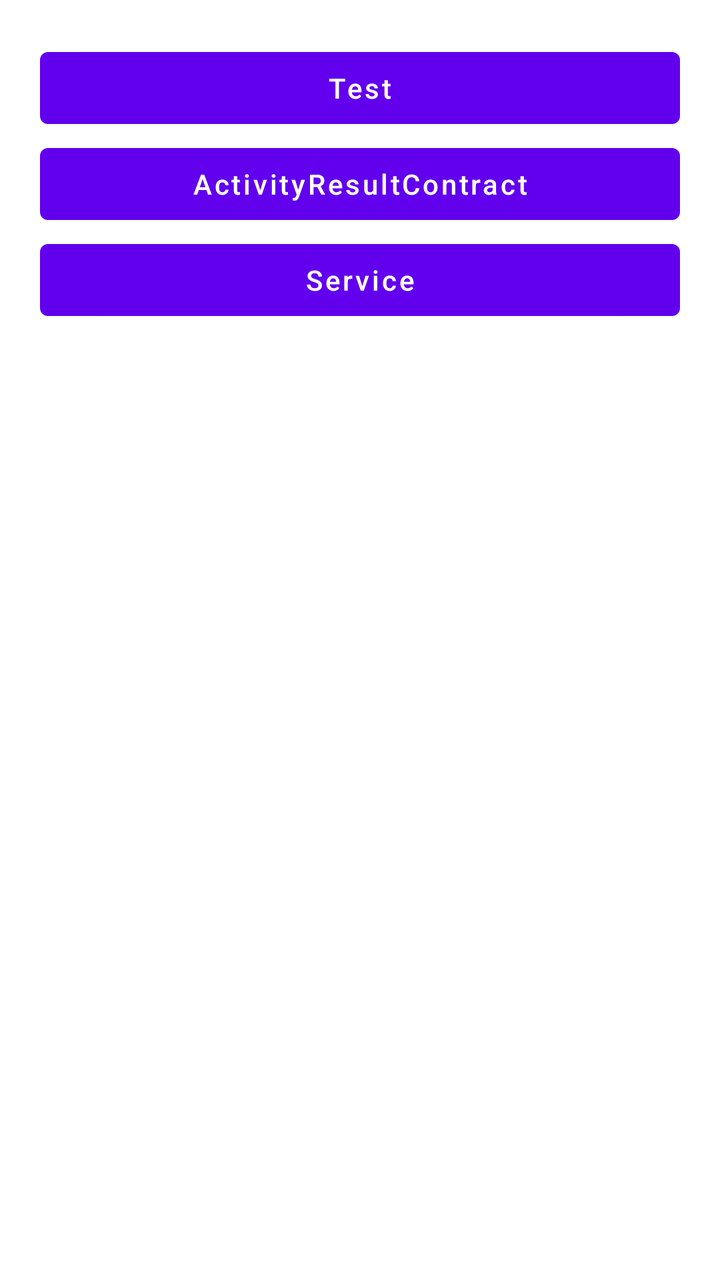
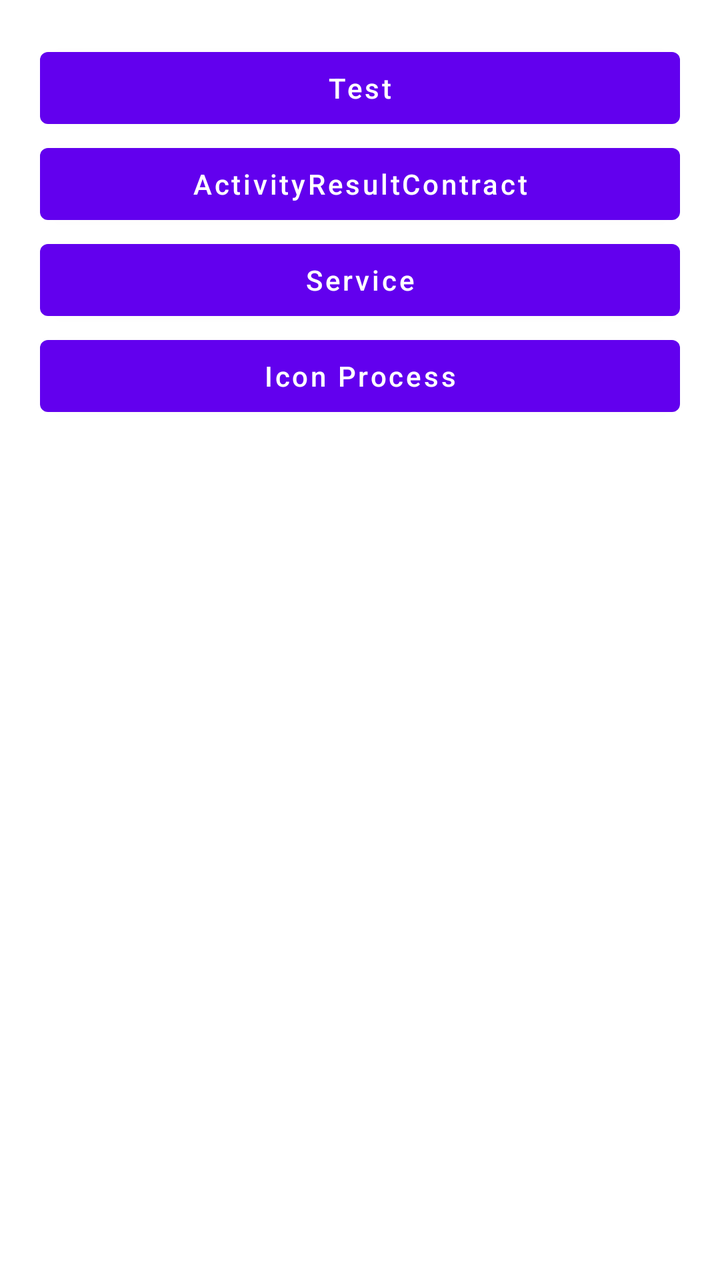

The first picture is an Android layout as it rendered before a commit; the second is the same layout after the commit. The layout source and the unified diff follow.
<!-- AndroidManifest.xml: application theme Theme.AndroidWidget -->
<!-- res/layout/activity_home.xml -->
<?xml version="1.0" encoding="utf-8"?>
<androidx.constraintlayout.widget.ConstraintLayout xmlns:android="http://schemas.android.com/apk/res/android"
    xmlns:tools="http://schemas.android.com/tools"
    android:layout_width="match_parent"
    android:layout_height="match_parent"
    tools:context=".module.home.HomeActivity">

    <androidx.core.widget.NestedScrollView
        android:layout_width="match_parent"
        android:layout_height="match_parent">

        <LinearLayout
            android:layout_width="match_parent"
            android:layout_height="wrap_content"
            android:orientation="vertical"
            android:padding="20dp">

            <Button
                android:id="@+id/buttonTest"
                android:layout_width="match_parent"
                android:layout_height="wrap_content"
                android:text="Test" />

            <Button
                android:id="@+id/buttonContract"
                android:layout_width="match_parent"
                android:layout_height="wrap_content"
                android:text="ActivityResultContract" />

            <Button
                android:id="@+id/buttonService"
                android:layout_width="match_parent"
                android:layout_height="wrap_content"
                android:text="Service" />
        </LinearLayout>
    </androidx.core.widget.NestedScrollView>
</androidx.constraintlayout.widget.ConstraintLayout>
<!-- resources referenced by this layout -->
<resources>
  <style name="Theme.AndroidWidget" parent="Theme.MaterialComponents.DayNight.DarkActionBar">
          
          <item name="colorPrimary">@color/purple_500</item>
          <item name="colorPrimaryVariant">@color/purple_700</item>
          <item name="colorOnPrimary">@color/white</item>
          
          <item name="colorSecondary">@color/teal_200</item>
          <item name="colorSecondaryVariant">@color/teal_700</item>
          <item name="colorOnSecondary">@color/black</item>
          
          <item name="android:statusBarColor" tools:targetApi="l">?attr/colorPrimaryVariant</item>
          
          <item name="android:textAllCaps">false</item>
      </style>
  <color name="purple_500">#FF6200EE</color>
  <color name="purple_700">#FF3700B3</color>
  <color name="white">#FFFFFFFF</color>
  <color name="teal_200">#FF03DAC5</color>
  <color name="teal_700">#FF018786</color>
  <color name="black">#FF000000</color>
</resources>

<!-- the commit's change to res/layout/activity_home.xml (unified diff, before → after) -->
@@ -32,6 +32,12 @@
                 android:layout_width="match_parent"
                 android:layout_height="wrap_content"
                 android:text="Service" />
+
+            <Button
+                android:id="@+id/buttonIconProcess"
+                android:layout_width="match_parent"
+                android:layout_height="wrap_content"
+                android:text="@string/icon_process" />
         </LinearLayout>
     </androidx.core.widget.NestedScrollView>
 </androidx.constraintlayout.widget.ConstraintLayout>
<!-- resource entries referenced after the edit -->
@@ -1,5 +1,6 @@
 <!-- resources referenced by this layout -->
 <resources>
+  <string name="icon_process">Icon Process</string>
   <style name="Theme.AndroidWidget" parent="Theme.MaterialComponents.DayNight.DarkActionBar">
           
           <item name="colorPrimary">@color/purple_500</item>
